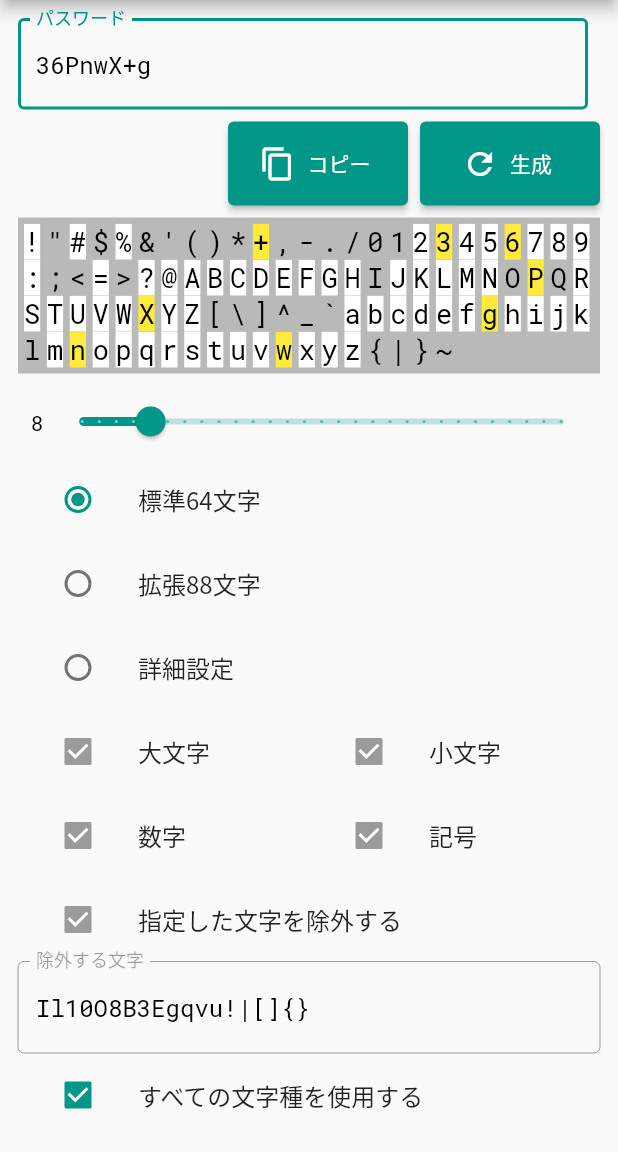
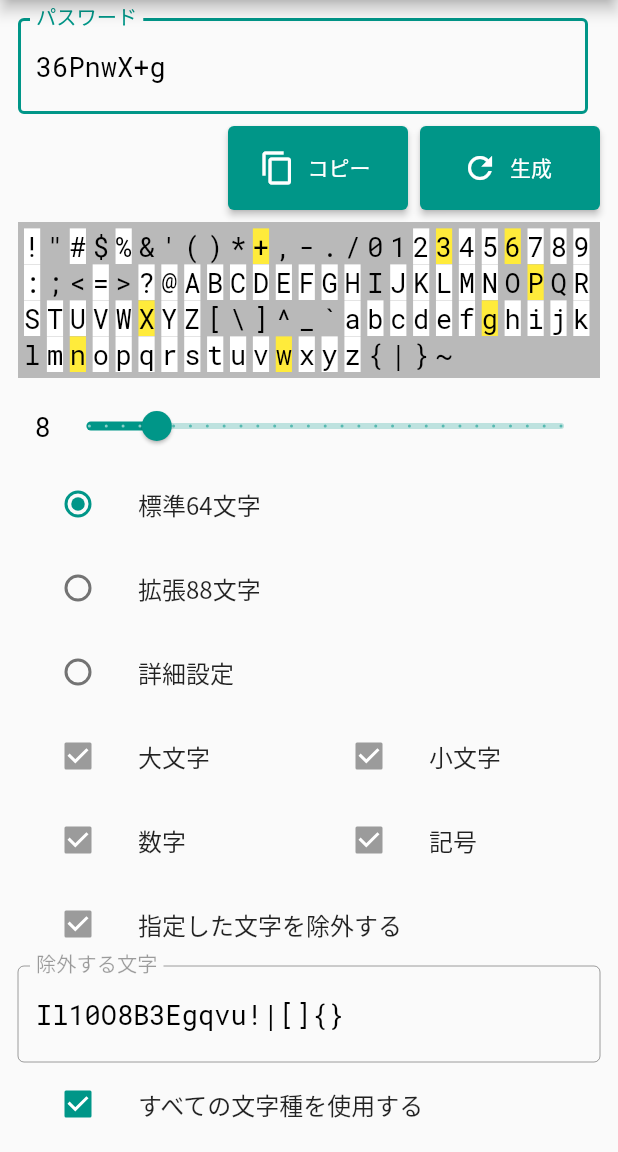
Before and after one commit to MichinobuMaeda/honkipass, a Flutter app: the screen it shows after launch, on a phone screen of 412 x 824 dp, the part 84-1236 px from its top. Run offline on Flutter 3.47's test engine with Material 2 defaults, Android fonts, the phone set to English and light mode, and no system bars.

Commit message:
bug fix: font size of length, add LICENSE, update app version.

```diff
--- a/lib/ui.dart
+++ b/lib/ui.dart
@@ -3,11 +3,13 @@ import 'package:flutter/material.dart';
 TextStyle monospaceStyle({
   Color backgroundColor = Colors.transparent,
   Color color = Colors.black,
+  double fontSize = 18,
 }) {
   return TextStyle(
     fontFamily: 'RobotoMono',
     backgroundColor: backgroundColor,
     color: color,
+    fontSize: fontSize,
   );
 }
 
--- a/pubspec.yaml
+++ b/pubspec.yaml
@@ -15,7 +15,7 @@ publish_to: 'none' # Remove this line if you wish to publish to pub.dev
 # In iOS, build-name is used as CFBundleShortVersionString while build-number used as CFBundleVersion.
 # Read more about iOS versioning at
 # https://developer.apple.com/library/archive/documentation/General/Reference/InfoPlistKeyReference/Articles/CoreFoundationKeys.html
-version: 1.0.0+1
+version: 4.0.0+1
 
 environment:
   sdk: ">=2.12.0 <3.0.0"
```
Also changed, not shown: 2 other files.
